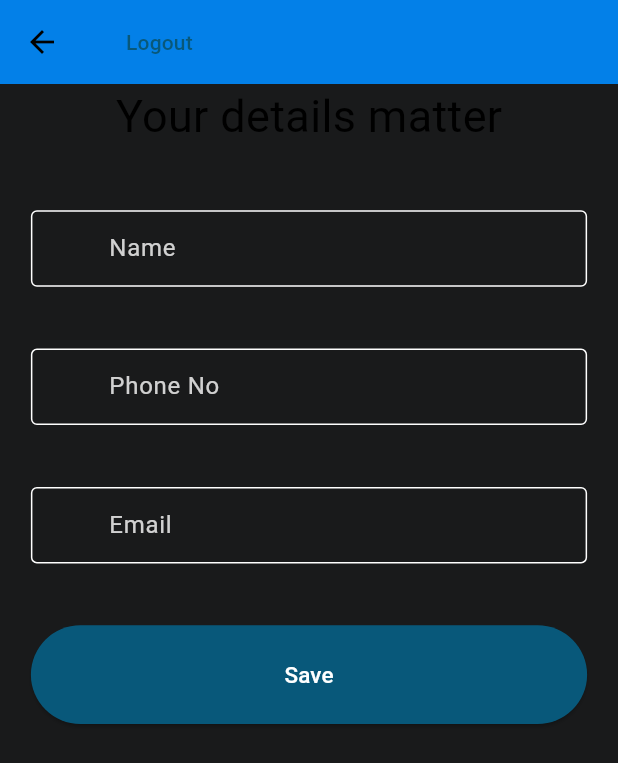
After one commit to RohitBB3010/HackHive_CampusSync, a Flutter app: the MandatoryFields screen opened directly, after a tap on "Save", on a phone screen of 412 x 824 dp. The commit adds this screen. Shown: the top 763 px of the screen. Run offline on Flutter 3.47's test engine with Material 3 defaults, Android fonts, the phone set to English and light mode, and no system bars; drawn by our look-alikes of auto_size_text; our stand-ins replace bloc, cloud_firestore, copy_with_extension, firebase_auth, firebase_core, flutter_bloc and 2 more; accounts and stored records are empty; network calls fail; Roboto replaces fonts that are missing (Euclid).

Commit message:
Added mandatory fields screen

```diff
--- a/lib/app/app.dart
+++ b/lib/app/app.dart
@@ -3,6 +3,7 @@ import 'package:campus_sync/auth/login.dart';
 import 'package:campus_sync/auth/states/auth_state.dart';
 import 'package:campus_sync/components/elevated_button.dart';
 import 'package:campus_sync/consts/colors.dart';
+import 'package:campus_sync/home/home.dart';
 import 'package:flutter/material.dart';
 import 'package:flutter_bloc/flutter_bloc.dart';
 
@@ -31,14 +32,15 @@ class App extends StatelessWidget {
         child: BlocBuilder<AuthCubit, AuthState>(
           builder: (context, state) {
             if (state is AuthAuthenticatedState) {
-              return Column(
-                children: [
-                  const Text('home'),
-                  CustomElevatedButton(
-                      title: 'Signout',
-                      onPressed: context.read<AuthCubit>().returnToLoginPage)
-                ],
-              );
+              // return Column(
+              //   children: [
+              //     const Text('home'),
+              //     CustomElevatedButton(
+              //         title: 'Signout',
+              //         onPressed: context.read<AuthCubit>().returnToLoginPage)
+              //   ],
+              // );
+              return HomeScreen();
             } else if (state is AuthLoadingState) {
               return const Scaffold(
                 body: Center(
--- /dev/null
+++ b/lib/consts/fb_user.dart
@@ -0,0 +1,11 @@
+class FBUserConsts {
+  static const collUsers = 'users';
+  static const fieldEmail = 'email';
+  static const fieldPhone = 'phone';
+  static const fieldImageUrl = 'imageUrl';
+  static const fieldDownloadPath = 'filePath';
+  static const fieldIsVerified = 'isVerified';
+  static const fieldName = 'name';
+  static const fieldDob = 'dob';
+
+}
--- /dev/null
+++ b/lib/home/cubits/check_cubit.dart
@@ -0,0 +1,37 @@
+import 'package:bloc/bloc.dart';
+import 'package:campus_sync/consts/fb_user.dart';
+import 'package:campus_sync/home/states/check_state.dart';
+import 'package:cloud_firestore/cloud_firestore.dart';
+
+class CheckCubit extends Cubit<CheckState> {
+  CheckCubit() : super(CheckState());
+
+  Future<void> checkUserDataStatus(String userID) async {
+    emit(CheckLoadingState());
+    final DocumentSnapshot snapshot = await FirebaseFirestore.instance
+        .collection(FBUserConsts.collUsers)
+        .doc(userID)
+        .get();
+
+    final data = snapshot.data()! as Map<String, dynamic>;
+
+    final hasEmail = data.containsKey(FBUserConsts.fieldEmail) &&
+        data[FBUserConsts.fieldEmail] != null;
+    final hasName = data.containsKey(FBUserConsts.fieldName) &&
+        data[FBUserConsts.fieldName] != null;
+    final hasPhoneNo = data.containsKey(FBUserConsts.fieldPhone) &&
+        data[FBUserConsts.fieldPhone] != null;
+    // final hasDob = data.containsKey(FBUserConsts.fieldDob) &&
+    //     data[FBUserConsts.fieldDob] != null;
+
+    if (hasName && hasPhoneNo && hasEmail) {
+      emitAllDataPresentState();
+    } else {
+      emit(DataUnavailableState());
+    }
+  }
+
+  void emitAllDataPresentState() {
+    emit(AllDataPresentState());
+  }
+}
--- /dev/null
+++ b/lib/home/cubits/mandatory_fields_cubit.dart
@@ -0,0 +1,102 @@
+import 'package:bloc/bloc.dart';
+import 'package:campus_sync/consts/fb_user.dart';
+import 'package:campus_sync/form_fields.dart';
+import 'package:campus_sync/home/forms/mandatory_field_state.dart';
+import 'package:cloud_firestore/cloud_firestore.dart';
+// import 'package:firebase_auth/firebase_auth.dart';
+import 'package:campus_sync/home/models/user.dart';
+
+class MandatoryFieldsCubit extends Cubit<MandatoryFieldState> {
+  MandatoryFieldsCubit() : super(MandatoryFieldState());
+
+  bool initialDataRendered = false;
+
+  void fetchMandatoryFieldsData(String userID) {
+    FirebaseFirestore.instance
+        .collection(FBUserConsts.collUsers)
+        .doc(userID)
+        .get()
+        .then((value) {
+      final user = User.fromJson(value.data()!);
+
+      final formattedPhone = user.phone == '' ? '' : user.phone.substring(3);
+
+      emit(
+        state.copyWith(
+          name: RequiredTextInput.dirty(user.name),
+          email: Email.dirty(user.email),
+          phone: Phone.dirty(formattedPhone),
+          initialFieldsRendered: true,
+        ),
+      );
+    });
+  }
+
+  void setUpdateMandatoryFields(String userID) {
+    final user = User(
+      name: state.name.value,
+      phone: '+91${state.phone.value}',
+      email: state.email.value,
+    );
+    FirebaseFirestore.instance
+        .collection(FBUserConsts.collUsers)
+        .doc(userID)
+        .set(user.toJson(), SetOptions(merge: true))
+        .then((value) {
+      emit(DataFilledActionState());
+    });
+  }
+
+  void nameChanged(String value) {
+    final name = RequiredTextInput.dirty(value);
+    emit(
+      state.copyWith(
+        name: name,
+      ),
+    );
+  }
+
+  void clinicPhoneChanged(String value) {
+    final clinicPhone = Phone.dirty(value);
+    emit(
+      state.copyWith(
+        phone: clinicPhone,
+      ),
+    );
+  }
+
+  void emailChanged(String value) {
+    final email = Email.dirty(value);
+    emit(
+      state.copyWith(
+        email: email,
+      ),
+    );
+  }
+
+  Future<void> checkDetailsFilled(String userID) async {
+    // Checks if details such as email, phone and name are filled
+
+    final DocumentSnapshot snapshot = await FirebaseFirestore.instance
+        .collection(FBUserConsts.collUsers)
+        .doc(userID)
+        .get();
+
+    final data = snapshot.data() as Map<String, dynamic>?;
+    final hasEmail = data!.containsKey(FBUserConsts.fieldEmail) &&
+        data[FBUserConsts.fieldEmail] != null;
+    final hasPhoneNo = data.containsKey(FBUserConsts.fieldPhone) &&
+        data[FBUserConsts.fieldPhone] != null;
+
+    final hasName = data.containsKey(FBUserConsts.fieldName) &&
+        data[FBUserConsts.fieldName] != null;
+
+    emit(
+      state.copyWith(
+        hasEmail: hasEmail,
+        hasPhoneNo: hasPhoneNo,
+        hasName: hasName,
+      ),
+    );
+  }
+}
--- /dev/null
+++ b/lib/home/forms/mandatory_field_state.dart
@@ -0,0 +1,36 @@
+import 'package:campus_sync/form_fields.dart';
+import 'package:copy_with_extension/copy_with_extension.dart';
+import 'package:campus_sync/home/states/check_state.dart';
+import 'package:formz/formz.dart';
+
+part 'mandatory_field_state.g.dart';
+
+@CopyWith()
+class MandatoryFieldState extends CheckState with FormzMixin {
+  MandatoryFieldState({
+    this.name = const RequiredTextInput.pure(),
+    this.email = const Email.pure(),
+    this.phone = const Phone.pure(),
+    this.initialFieldsRendered = false,
+    this.hasEmail = false,
+    this.hasPhoneNo = false,
+    this.hasName = false,
+  });
+
+  final RequiredTextInput name;
+  final Phone phone;
+  final Email email;
+  final bool initialFieldsRendered;
+  bool hasEmail;
+  bool hasPhoneNo;
+  bool hasName;
+
+  @override
+  List<FormzInput> get inputs => [
+        name,
+        phone,
+        email,
+      ];
+}
+
+class DataFilledActionState extends MandatoryFieldState {}
--- /dev/null
+++ b/lib/home/home.dart
@@ -0,0 +1,115 @@
+import 'package:campus_sync/auth/cubits/auth_cubit.dart';
+import 'package:campus_sync/auth/login.dart';
+import 'package:campus_sync/auth/states/auth_state.dart';
+import 'package:campus_sync/components/elevated_button.dart';
+import 'package:campus_sync/home/cubits/check_cubit.dart';
+import 'package:campus_sync/home/mandatory_fields.dart';
+import 'package:campus_sync/home/states/check_state.dart';
+import 'package:firebase_auth/firebase_auth.dart';
+import 'package:flutter/material.dart';
+import 'package:flutter_bloc/flutter_bloc.dart';
+import 'package:provider/provider.dart';
+
+class HomeScreen extends StatelessWidget {
+  HomeScreen({Key? key}) : super(key: key);
+
+  @override
+  Widget build(BuildContext context) {
+    //   return StreamBuilder(
+    //     stream: AuthService().userStream,
+    //     builder: (context, snapshot) {
+    //       if (snapshot.connectionState == ConnectionState.waiting) {
+    //         return const Center(
+    //           child: Text('Loading'),
+    //         );
+    //       } else if (snapshot.hasError) {
+    //         return const Center(
+    //           child: Text('Error'),
+    //         );
+    //       } else if (snapshot.hasData) {
+    //         return const TopicsScreen();
+    //       } else {
+    //         return const LoginScreen();
+    //       }
+    //     },
+    //   );
+    // }
+
+    return BlocProvider(
+      create: (context) => AuthCubit()..checkAuth(),
+      child: BlocBuilder<AuthCubit, AuthState>(
+        builder: (context, authState) {
+          WidgetsBinding.instance.addPostFrameCallback((_) {
+            if (authState is UnverifiedEmailAuthState) {
+              ScaffoldMessenger.of(context).showSnackBar(
+                SnackBar(
+                  content: const Text('Email Unverified'),
+                  action: SnackBarAction(
+                    label: 'Resend Verification Link',
+                    onPressed: () {
+                      try {
+                        FirebaseAuth.instance.currentUser
+                            ?.sendEmailVerification();
+                      } catch (e) {
+                        debugPrint('$e');
+                      }
+                    },
+                  ),
+                ),
+              );
+            }
+          });
+          if (authState is AuthAuthenticatedState) {
+            debugPrint('$authState');
+            return const DisplayScreen();
+          } else if (authState is AuthLoadingState) {
+            debugPrint('$authState');
+            return const Scaffold(
+              body: Center(
+                child: CircularProgressIndicator(),
+              ),
+            );
+          } else {
+            debugPrint('$authState');
+            return const LoginScreen();
+          }
+        },
+      ),
+    );
+  }
+}
+
+class DisplayScreen extends StatelessWidget {
+  const DisplayScreen({super.key});
+
+  @override
+  Widget build(BuildContext context) {
+    return BlocProvider(
+      create: (context) =>
+          CheckCubit()..checkUserDataStatus(context.read<AuthCubit>().uid),
+      child: BlocBuilder<CheckCubit, CheckState>(
+        builder: (context, state) {
+          if (state is DataUnavailableState) {
+            return MandatoryFields();
+          } else if (state is CheckLoadingState) {
+            return const Center(child: CircularProgressIndicator());
+          } else {
+            return BlocProvider(
+              create: (context) => AuthCubit(),
+              child: Scaffold(
+                  // body: const TopicsScreen(),
+                  body: Column(
+                children: [
+                  const Text('home'),
+                  CustomElevatedButton(
+                      title: 'Signout',
+                      onPressed: context.read<AuthCubit>().returnToLoginPage)
+                ],
+              )),
+            );
+          }
+        },
+      ),
+    );
+  }
+}
--- /dev/null
+++ b/lib/home/mandatory_fields.dart
@@ -0,0 +1,204 @@
+import 'package:auto_size_text/auto_size_text.dart';
+import 'package:campus_sync/auth/cubits/auth_cubit.dart';
+import 'package:campus_sync/components/custom_text_field.dart';
+import 'package:campus_sync/components/elevated_button.dart';
+import 'package:campus_sync/components/text_button.dart';
+import 'package:campus_sync/consts/colors.dart';
+import 'package:campus_sync/home/cubits/check_cubit.dart';
+import 'package:campus_sync/home/cubits/mandatory_fields_cubit.dart';
+import 'package:campus_sync/home/forms/mandatory_field_state.dart';
+
+import 'package:flutter/material.dart';
+import 'package:flutter_bloc/flutter_bloc.dart';
+
+class MandatoryFields extends StatelessWidget {
+  MandatoryFields({super.key});
+
+  final _formkey = GlobalKey<FormState>();
+  final nameController = TextEditingController();
+  final clinicPhoneController = TextEditingController();
+  final emailController = TextEditingController();
+
+  @override
+  Widget build(BuildContext context) {
+    final screenSize = MediaQuery.of(context).size;
+    final screenWidth = screenSize.width;
+    final screenHeight = screenSize.height;
+    return BlocProvider(
+      create: (context) => MandatoryFieldsCubit()
+        ..fetchMandatoryFieldsData(context.read<AuthCubit>().uid)
+        ..checkDetailsFilled(context.read<AuthCubit>().uid),
+      child: BlocConsumer<MandatoryFieldsCubit, MandatoryFieldState>(
+        buildWhen: (previous, current) => current is! DataFilledActionState,
+        listenWhen: (previous, current) => current is DataFilledActionState,
+        listener: (context, state) {
+          if (state is DataFilledActionState) {
+            context.read<CheckCubit>().emitAllDataPresentState();
+          }
+        },
+        builder: (context, state) {
+          return Scaffold(
+            appBar: AppBar(
+              title: Row(
+                children: [
+                  CustomTextButton(
+                      title: 'Logout',
+                      onPressed: () {
+                        context.read<AuthCubit>().signOut();
+                      }),
+                  //       const Expanded(
+                  //         child: Center(
+                  //           child: AutoSizeText(
+                  //             'DentPlusBytes',
+                  //             style: TextStyle(fontFamily: 'Euclid', fontSize: 30),
+                  //           ),
+                  //         ),
+                  //       ),
+                ],
+              ),
+            ),
+            body: BlocBuilder<MandatoryFieldsCubit, MandatoryFieldState>(
+              builder: (context, state) {
+                if (state.initialFieldsRendered &&
+                    !context.read<MandatoryFieldsCubit>().initialDataRendered) {
+                  nameController.text = state.name.value;
+                  clinicPhoneController.text = state.phone.value;
+                  emailController.text = state.email.value;
+                  context.read<MandatoryFieldsCubit>().initialDataRendered =
+                      true;
+                }
+                return SingleChildScrollView(
+                  child: Center(
+                    child: Column(
+                      mainAxisAlignment: MainAxisAlignment.center,
+                      children: [
+                        // Container(
+                        //   margin: const EdgeInsets.only(top: 20),
+                        //   height: screenHeight * 0.08,
+                        //   width: screenWidth * 0.6,
+                        //   child: Image.asset("rankUP_banner.png"),
+                        // ),
+                        //heightBetweenFields(screenHeight),
+                        // Lottie.asset("login_animation_2.json",
+                        //     height: screenHeight * 0.3),
+                        const AutoSizeText(
+                          'Your details matter',
+                          style: TextStyle(
+                            fontSize: 30,
+                            fontFamily: 'Euclid',
+                          ),
+                        ),
+                        Form(
+                          key: _formkey,
+                          child: Column(
+                            children: [
+                              SizedBox(
+                                height:
+                                    MediaQuery.of(context).size.height * 0.05,
+                              ),
+                              SizedBox(
+                                width: MediaQuery.of(context).size.width * 0.9,
+                                child: CustomTextField(
+                                  labelText: 'Name',
+                                  onChanged: context
+                                      .read<MandatoryFieldsCubit>()
+                                      .nameChanged,
+                                  controller: nameController,
+                                  errorText: state.name.error,
+                                  enabled: !state.hasName,
+                                ),
+                              ),
+                              SizedBox(
+                                height:
+                                    MediaQuery.of(context).size.height * 0.05,
+                              ),
+                              SizedBox(
+                                width: MediaQuery.of(context).size.width * 0.9,
+                                child: CustomTextField(
+                                  labelText: 'Phone No',
+                                  prefixText: '+91',
+                                  onChanged: context
+                                      .read<MandatoryFieldsCubit>()
+                                      .clinicPhoneChanged,
+                                  controller: clinicPhoneController,
+                                  errorText: state.phone.error,
+                                  enabled: !state.hasPhoneNo,
+                                ),
+                              ),
+                              SizedBox(
+                                height:
+                                    MediaQuery.of(context).size.height * 0.05,
+                              ),
+                              SizedBox(
+                                width: MediaQuery.of(context).size.width * 0.9,
+                                child: CustomTextField(
+                                  labelText: 'Email',
+                                  onChanged: context
+                                      .read<MandatoryFieldsCubit>()
+                                      .emailChanged,
+                                  controller: emailController,
+                                  errorText: state.email.error,
+                                  enabled: !state.hasEmail,
+                                ),
+                              ),
+                              SizedBox(
+                                height:
+                                    MediaQuery.of(context).size.height * 0.05,
+                              ),
+                              // Container(
+                              //   width:
+                              //       MediaQuery.of(context).size.width *
+                              //           0.2,
+                              //   color: const Color(0xff0057ff),
+                              //   child: ElevatedButton(
+                              //     child: const Padding(
+                              //       padding: EdgeInsets.all(5),
+                              //       child: Text(
+                              //         'Save',
+                              //         style: TextStyle(
+                              //           fontFamily: 'Euclid',
+                              //           fontSize: 20,
+                              //         ),
+                              //       ),
+                              //     ),
+                              //     onPressed: () {
+                              //       if (_formkey.currentState!
+                              //           .validate()) {
+                              //         context
+                              //             .read<MandatoryFieldsCubit>()
+                              //             .setUpdateMandatoryFields(
+                              //               context
+                              //                   .read<AuthCubit>()
+                              //                   .uid,
+                              //             );
+                              //       }
+                              //     },
+                              //   ),
+                              // ),
+                              CustomElevatedButton(
+                                  title: 'Save',
+                                  color: secondary_2,
+                                  onPressed: () {
+                                    if (_formkey.currentState!.validate()) {
+                                      context
+                                          .read<MandatoryFieldsCubit>()
+                                          .setUpdateMandatoryFields(
+                                            context.read<AuthCubit>().uid,
+                                          );
+                                    }
+                                  })
+                            ],
+                          ),
+                        ),
+                      ],
+                    ),
+                  ),
+                );
+              },
+            ),
+          );
+        },
+      ),
+    );
+  }
+}
--- /dev/null
+++ b/lib/home/models/user.dart
@@ -0,0 +1,31 @@
+import 'package:json_annotation/json_annotation.dart';
+
+part 'user.g.dart';
+
+@JsonSerializable()
+class User {
+  User({
+    required this.name,
+    required this.phone,
+    required this.email,
+    this.filePath,
+    this.imageUrl,
+    this.isVerified = false,
+  });
+
+  factory User.fromJson(Map<String, dynamic> json) => _$UserFromJson(json);
+
+  @JsonKey(defaultValue: '')
+  final String name;
+  @JsonKey(defaultValue: '')
+  final String phone;
+  @JsonKey(defaultValue: '')
+  final String email;
+  @JsonKey(defaultValue: '')
+  final String? imageUrl;
+  @JsonKey(defaultValue: '')
+  final String? filePath;
+  final bool isVerified;
+
+  Map<String, dynamic> toJson() => _$UserToJson(this);
+}
--- /dev/null
+++ b/lib/home/states/check_state.dart
@@ -0,0 +1,7 @@
+class CheckState {}
+
+class CheckLoadingState extends CheckState {}
+
+class DataUnavailableState extends CheckState {}
+
+class AllDataPresentState extends CheckState {}
```
Also changed, not shown: pubspec.yaml (+4 -35 lines), lib/home/forms/mandatory_field_state.g.dart (added), lib/home/models/user.g.dart (added), pubspec.lock.
